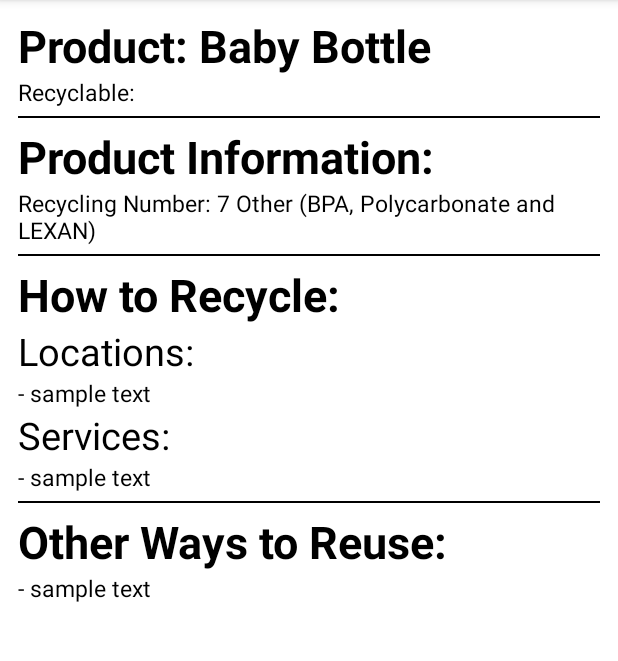
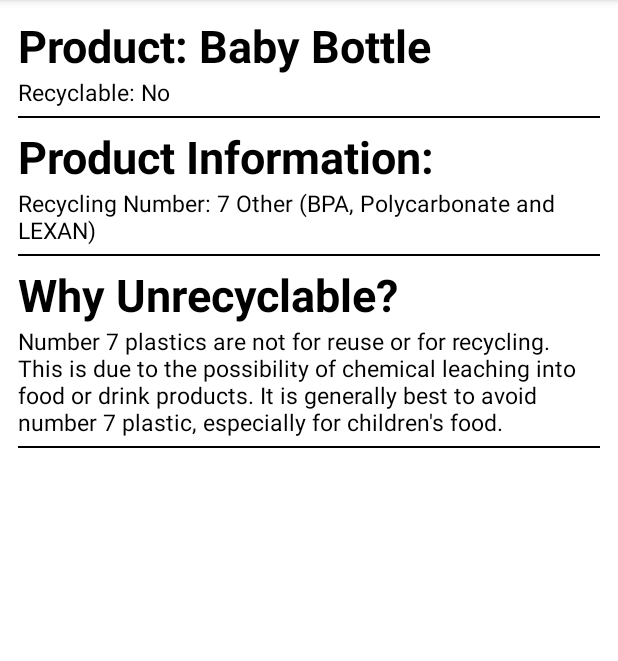
Before and after one commit to BrowerZhang/Salvager, an Android app: the ActivityBabyBottle screen opened directly, with no data from a screen before it, on a phone screen of 412 x 824 dp, the part 84-745 px from its top. Run offline under Robolectric (Android 15) with nearby library versions, the phone set to English and light mode, and no system bars.

```diff
--- a/app/src/main/java/com/example/salvager/MainActivity.java
+++ b/app/src/main/java/com/example/salvager/MainActivity.java
@@ -19,8 +19,8 @@ import com.google.android.material.bottomnavigation.BottomNavigationView;
 public class MainActivity extends AppCompatActivity {
 
     ListView listView;
-    String[] searches = {"Water Bottles", "Milk Carton", "Detergent Bottles", "Shopping Bags", "Ketchup Bottles", "Egg Carton", "Baby Bottles",
-            "Glass Bottle", "Batteries", "Cardboard", "Soup Can", "Scrap Metal", "Paint", "Prescription Drugs"};
+    String[] searches = {"Water Bottles", "Milk Carton", "Detergent Bottles", "Shopping Bags", "Ketchup Bottles", "Plastic Egg Carton", "Baby Bottles",
+            "Glass Bottle", "Batteries + Automotive Batteries", "Cardboard", "Soup Can", "Scrap Metal", "Paint", "Prescription Drugs"};
 
     ArrayAdapter<String> arrayAdapter;
 
--- a/app/src/main/res/layout/activity_baby_bottle.xml
+++ b/app/src/main/res/layout/activity_baby_bottle.xml
@@ -1,5 +1,5 @@
 <?xml version="1.0" encoding="utf-8"?>
-<RelativeLayout xmlns:android="http://schemas.android.com/apk/res/android"
+<ScrollView xmlns:android="http://schemas.android.com/apk/res/android"
     xmlns:app="http://schemas.android.com/apk/res-auto"
     xmlns:tools="http://schemas.android.com/tools"
     android:layout_width="match_parent"
@@ -8,6 +8,10 @@
     android:paddingTop="10dp"
     android:paddingLeft="12dp"
     android:paddingRight="12dp">
+
+    <RelativeLayout
+        android:layout_width="wrap_content"
+        android:layout_height="wrap_content">
 
     <TextView
         android:id="@+id/product"
@@ -23,7 +27,7 @@
         android:layout_width="wrap_content"
         android:layout_height="wrap_content"
         android:layout_below="@+id/product"
-        android:text="Recyclable: "
+        android:text="Recyclable: No"
         android:textSize="15sp"
         android:textColor="@color/black"/>
 
@@ -69,44 +73,20 @@
         android:layout_width="wrap_content"
         android:layout_height="wrap_content"
         android:layout_below="@id/split2"
-        android:text="How to Recycle: "
+        android:text="Why Unrecyclable? "
         android:textStyle="bold"
         android:textSize="30sp"
         android:textColor="@color/black"/>
 
-    <TextView
-        android:id="@+id/howToRecycle"
-        android:layout_width="wrap_content"
-        android:layout_height="wrap_content"
-        android:layout_below="@+id/howTo"
-        android:text="Locations:"
-        android:textSize="25sp"
-        android:textColor="@color/black"/>
-
-    <TextView
-        android:id="@+id/locations"
-        android:layout_width="wrap_content"
-        android:layout_height="wrap_content"
-        android:layout_below="@+id/howToRecycle"
-        android:text="- sample text"
-        android:textSize="15sp"
-        android:textColor="@color/black"/>
-
-    <TextView
-        android:id="@+id/howToRecycle2"
-        android:layout_width="wrap_content"
-        android:layout_height="wrap_content"
-        android:layout_below="@+id/locations"
-        android:text="Services: "
-        android:textSize="25sp"
-        android:textColor="@color/black"/>
 
     <TextView
         android:id="@+id/services"
         android:layout_width="wrap_content"
         android:layout_height="wrap_content"
-        android:layout_below="@+id/howToRecycle2"
-        android:text="- sample text"
+        android:layout_below="@+id/howTo"
+        android:text="Number 7 plastics are not for reuse or for recycling. This is due to the possibility
+of chemical leaching into food or drink products. It is generally best to avoid number 7 plastic, especially
+for children's food."
         android:textSize="15sp"
         android:textColor="@color/black"/>
 
@@ -119,23 +99,7 @@
         android:layout_below="@+id/services"
         android:background="@color/black"/>
 
-    <TextView
-        android:id="@+id/Reuse"
-        android:layout_width="wrap_content"
-        android:layout_height="wrap_content"
-        android:layout_below="@+id/split3"
-        android:text="Other Ways to Reuse: "
-        android:textStyle="bold"
-        android:textSize="30sp"
-        android:textColor="@color/black"/>
 
-    <TextView
-        android:id="@+id/waysToReuse"
-        android:layout_width="wrap_content"
-        android:layout_height="wrap_content"
-        android:layout_below="@+id/Reuse"
-        android:text="- sample text"
-        android:textSize="15sp"
-        android:textColor="@color/black"/>
 
-</RelativeLayout>
+    </RelativeLayout>
+</ScrollView>
```
Also changed, not shown: app/src/main/res/layout/activity_battery.xml (+14 -24 lines), app/src/main/res/layout/activity_egg_carton.xml (+38 -6 lines), app/src/main/res/layout/activity_glass_bottle.xml (+41 -6 lines), app/src/main/res/layout/activity_ketchup_bottle.xml (+39 -6 lines), app/src/main/res/layout/activity_shopping_bag.xml (+6 -2 lines), app/src/main/res/drawable/ec_nuts.PNG (added), app/src/main/res/drawable/ec_paint.PNG (added), app/src/main/res/drawable/gb_container.PNG (added), app/src/main/res/drawable/gb_vase.PNG (added), app/src/main/res/drawable/kb_paint.jpg (added), app/src/main/res/drawable/kb_pancake.PNG (added).
